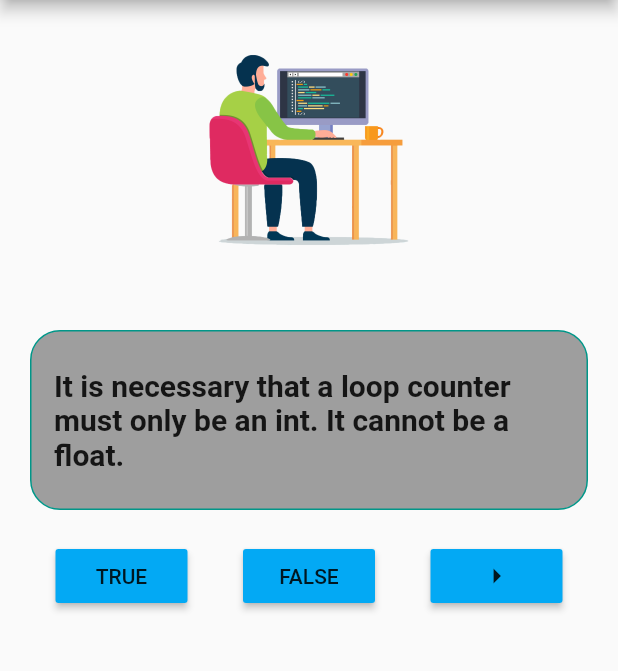
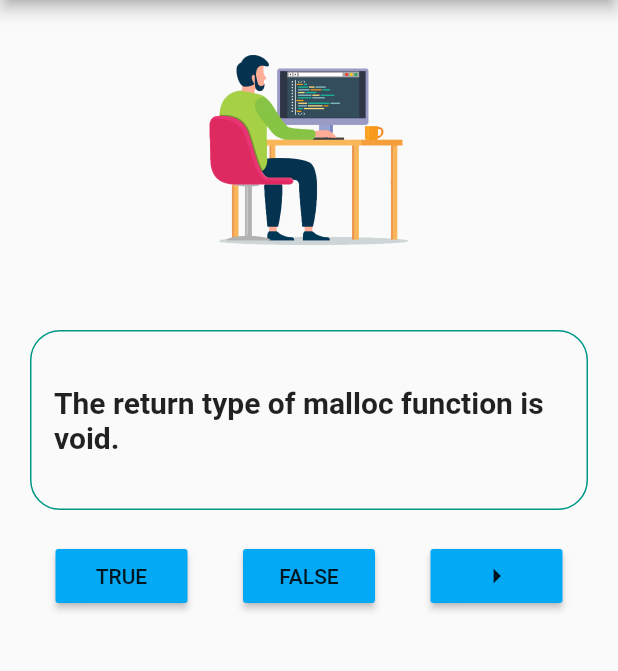
Before and after one commit to FahimMuntashir/codeQuizzes-App, a Flutter app: the screen it shows after launch, after a tap on "FALSE", on a phone screen of 412 x 824 dp, the part 84-755 px from its top. Run offline on Flutter 3.47's test engine with Material 2 defaults, Android fonts, the phone set to English and light mode, and no system bars.

```diff
--- a/lib/main.dart
+++ b/lib/main.dart
@@ -19,6 +19,9 @@ class CodeQuiz extends StatefulWidget {
 }
 
 class _State extends State<CodeQuiz> {
+
+  int _currentIndex = 0;
+
   List questionBank = [
     Question.name(
         'Only character or integer can be used in switch statement', false),
@@ -67,7 +70,9 @@ class _State extends State<CodeQuiz> {
         title: Text('Code Quiz'),
         centerTitle: true,
       ),
-      body: Container(
+      body: Builder(
+
+        builder:(BuildContext context) =>Container(
           child: Column(
             mainAxisAlignment: MainAxisAlignment.center,
             children: <Widget>[
@@ -82,7 +87,7 @@ class _State extends State<CodeQuiz> {
                 padding: const EdgeInsets.all(20.0),
                 child: Container(
                   decoration: BoxDecoration(
-                    color: Colors.grey,
+//                    color: Colors.grey,
                       borderRadius: BorderRadius.circular(20.0),
                       border: Border.all(
                         style: BorderStyle.solid,
@@ -93,7 +98,7 @@ class _State extends State<CodeQuiz> {
                       child: Padding(
                     padding: const EdgeInsets.all(15.0),
                     child: Text(
-                    questionBank[5].questionText,
+                      questionBank[_currentIndex%questionBank.length].questionText,
                       style: TextStyle(
                         fontSize: 20.0,
                         fontWeight: FontWeight.bold,
@@ -107,12 +112,12 @@ class _State extends State<CodeQuiz> {
                 children: <Widget>[
                   RaisedButton(
                     color: Colors.lightBlue,
-                  onPressed: () => _checkAnswer(),
+                    onPressed: () => _checkAnswer(true, context ),
                     child: Text('TRUE'),
                   ),
                   RaisedButton(
                     color: Colors.lightBlue,
-                  onPressed: () => _checkAnswer(),
+                    onPressed: () => _checkAnswer(false,context),
                     child: Text('FALSE'),
                   ),
                   RaisedButton(
@@ -124,14 +129,50 @@ class _State extends State<CodeQuiz> {
                   ),
                 ],
               ),
+
               Spacer(),
+
             ],
           ),
         ),
+      ),
+
     );
   }
 
-  _checkAnswer() {}
+  _checkAnswer(bool ansChoice, BuildContext context) {
+    if (ansChoice == questionBank[_currentIndex].isCorrect) {
 
-  _nextQuestion() {}
+      setState(() {
+        _currentIndex++;
+
+
+
+      });
+      debugPrint('yes correct');
+      final snackBar = SnackBar(
+        backgroundColor: Colors.teal,
+
+        duration: Duration(milliseconds: 500),
+        content: Text('Correct'),);
+      Scaffold.of(context).showSnackBar(snackBar);
+
+    }  else{
+      debugPrint('incorrect');
+      final snackBar = SnackBar(
+        backgroundColor: Colors.teal,
+        duration: Duration(milliseconds: 500),
+
+        content: Text('Wrong'),);
+      Scaffold.of(context).showSnackBar(snackBar);
     }
+  }
+
+  _nextQuestion() {
+    setState(() {
+      _currentIndex++;
+
+    });
+  }
+
+}
```
Lines whose indentation alone changed are shown as unchanged.
